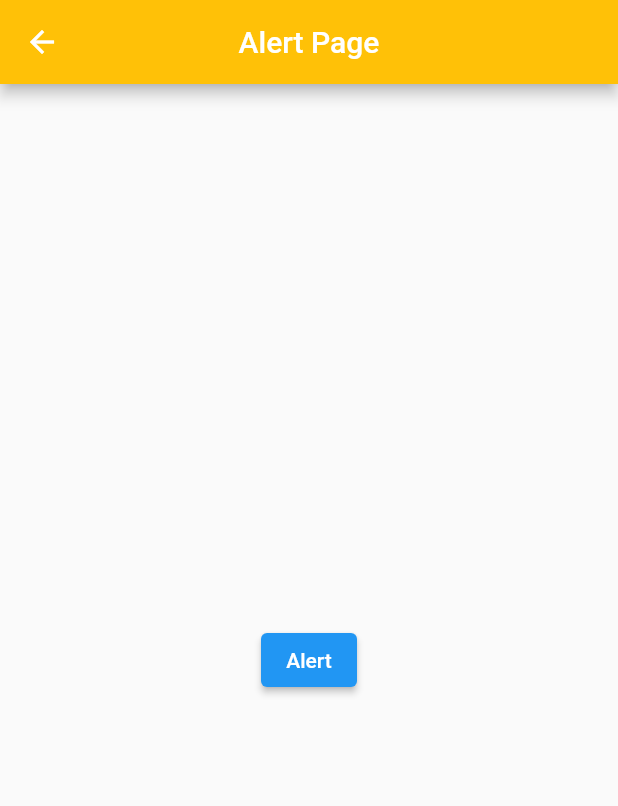
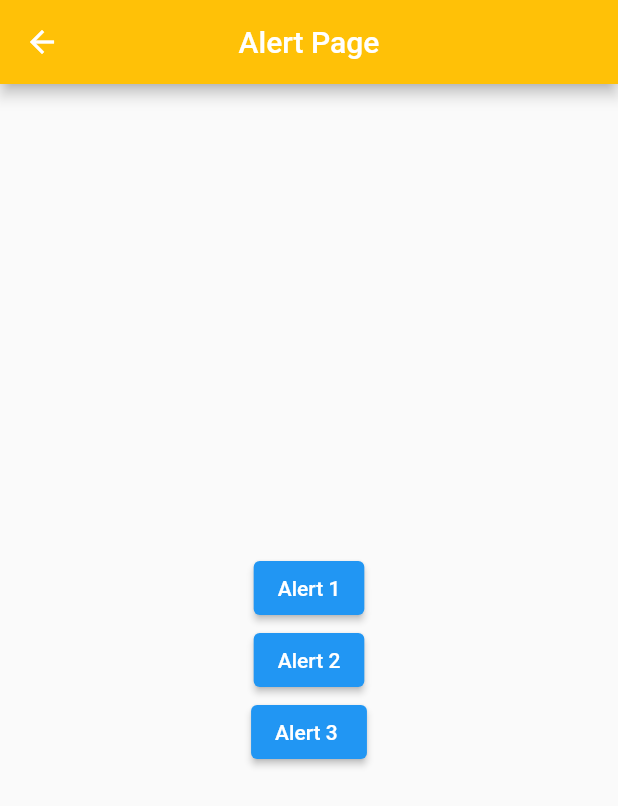
Before and after one commit to 2018jhona/app04_componentes-master, a Flutter app: the AlertPage screen opened directly, on a phone screen of 412 x 824 dp. Shown: the top 806 px of the screen. Run offline on Flutter 3.47's test engine with Material 2 defaults, Android fonts, the phone set to English and light mode, and no system bars; our stand-ins replace google_fonts; network calls fail.

Commit message:
version 2

```diff
--- a/lib/pages/alert_page.dart
+++ b/lib/pages/alert_page.dart
@@ -43,7 +43,19 @@ class AlertPage extends StatelessWidget {
               onPressed: () {
                 showMyAlert(context);
               },
-              child: Text("Alert"),
+              child: Text("Alert 1"),
+            ),
+            ElevatedButton(
+              onPressed: () {
+                showMyAlert(context);
+              },
+              child: Text("Alert 2"),
+            ),
+            ElevatedButton(
+              onPressed: () {
+                showMyAlert(context);
+              },
+              child: Text("Alert 3 "),
             )
           ],
         ),
--- a/lib/pages/alert_page2.dart
+++ b/lib/pages/alert_page2.dart
@@ -43,7 +43,7 @@ class AlertPage extends StatelessWidget {
               onPressed: () {
                 showMyAlert(context);
               },
-              child: Text("Alert"),
+              child: Text("Alert 2"),
             )
           ],
         ),
--- a/lib/pages/alert_page3.dart
+++ b/lib/pages/alert_page3.dart
@@ -43,7 +43,7 @@ class AlertPage extends StatelessWidget {
               onPressed: () {
                 showMyAlert(context);
               },
-              child: Text("Alert"),
+              child: Text("Alert 3"),
             )
           ],
         ),
```
